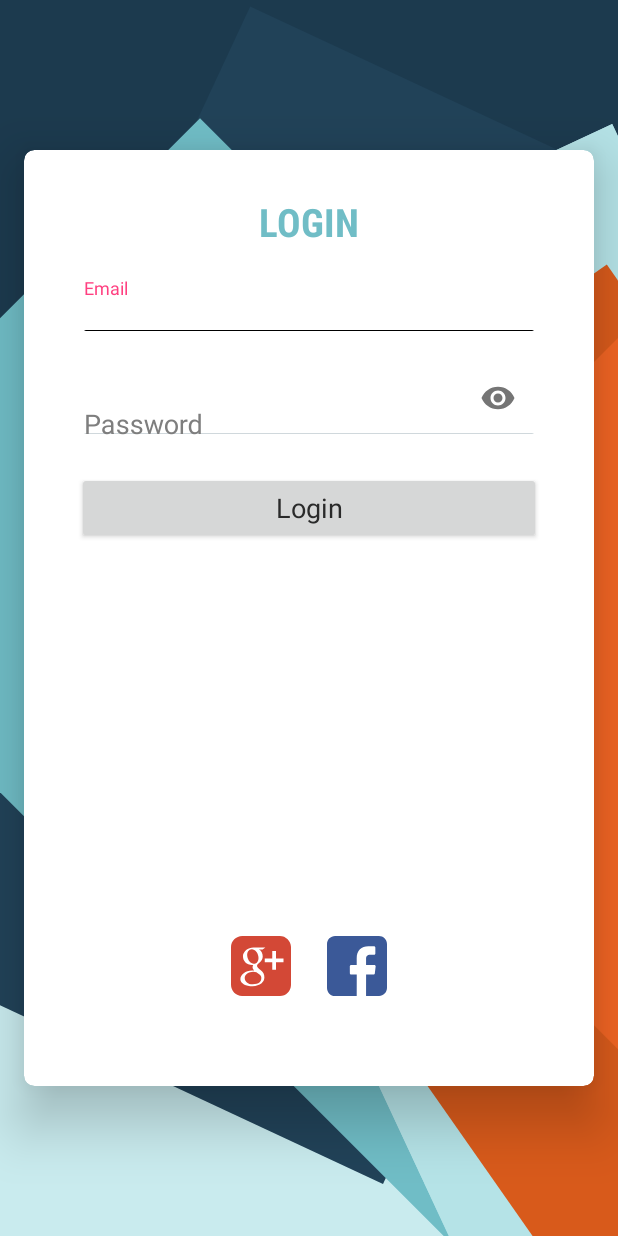
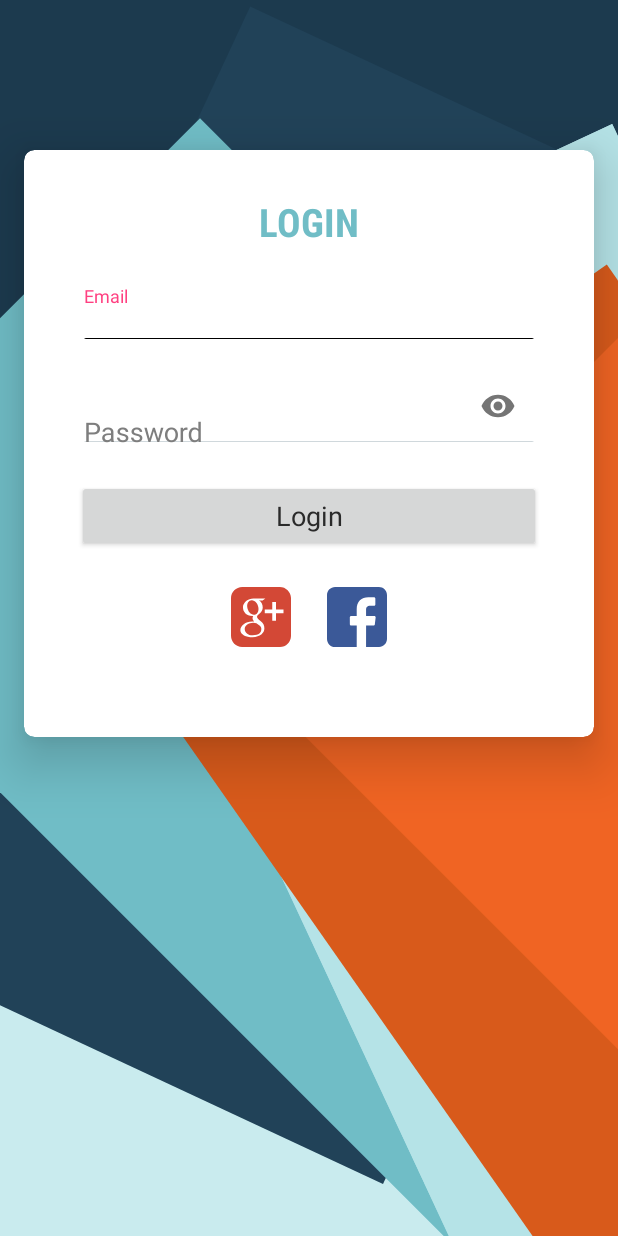
Before and after one commit to SopheaChan/VolunteerApp, an Android app: the screen it shows after launch (LoginActivity), on a phone screen of 412 x 824 dp. Run offline under Robolectric (Android 15) with nearby library versions, the phone set to English and light mode, and no system bars.

Commit message:
Add relative layout into login cardview container

```diff
--- a/app/src/main/java/com/example/dell/valenteercontroller/LoginActivity.kt
+++ b/app/src/main/java/com/example/dell/valenteercontroller/LoginActivity.kt
@@ -3,7 +3,6 @@ package com.example.dell.valenteercontroller
 import android.content.Intent
 import android.support.v7.app.AppCompatActivity
 import android.os.Bundle
-import android.view.View
 import kotlinx.android.synthetic.main.activity_login.*
 
 class LoginActivity : AppCompatActivity() {
--- a/app/src/main/res/layout/activity_login.xml
+++ b/app/src/main/res/layout/activity_login.xml
@@ -22,7 +22,7 @@
 
     <android.support.v7.widget.CardView
             android:layout_width="match_parent"
-            android:layout_height="match_parent"
+            android:layout_height="wrap_content"
             android:layout_marginBottom="100dp"
             android:layout_marginLeft="16dp"
             android:layout_marginRight="16dp"
@@ -30,24 +30,30 @@
             app:cardCornerRadius="7dp"
             app:cardElevation="22dp">
 
+        <RelativeLayout
+                android:layout_width="match_parent"
+                android:layout_height="match_parent">
             <TextView
+                    android:id="@+id/login_title"
                     android:layout_width="wrap_content"
                     android:layout_height="wrap_content"
-                android:layout_gravity="center|top"
                     android:layout_marginTop="30dp"
+                    android:layout_centerHorizontal="true"
                     android:text="@string/login"
                     android:shadowColor="@color/shadow"
                     android:textSize="26sp" android:textStyle="bold" android:fontFamily="sans-serif-condensed"
                     android:typeface="monospace" android:textAllCaps="true" android:textColor="@color/cyan_dark"/>
 
             <LinearLayout
+                    android:id="@+id/input_text_layout"
                     android:layout_width="match_parent"
                     android:layout_height="wrap_content"
                     android:layout_gravity="center_horizontal"
                     android:layout_marginStart="20dp"
                     android:layout_marginEnd="20dp"
-                android:layout_marginTop="80dp"
-                android:orientation="vertical">
+                    android:layout_marginTop="20dp"
+                    android:orientation="vertical"
+                    android:layout_below="@+id/login_title">
 
                 <android.support.design.widget.TextInputLayout
                         android:layout_width="match_parent"
@@ -113,9 +119,11 @@
             <LinearLayout
                     android:layout_width="wrap_content"
                     android:layout_height="wrap_content"
-                android:layout_gravity="bottom|center"
-                android:layout_marginBottom="60dp"
-                android:orientation="horizontal">
+                    android:orientation="horizontal"
+                    android:layout_centerHorizontal="true"
+                    android:layout_below="@+id/input_text_layout"
+                    android:layout_marginTop="8dp"
+                    android:id="@+id/social_network_login_layout">
 
                 <ImageButton
                         android:id="@+id/ib_google_login"
@@ -137,16 +145,19 @@
             <ProgressBar android:id="@+id/login_progress_bar"
                          android:layout_width="30dp"
                          android:layout_height="30dp"
-                     android:layout_gravity="bottom|center_horizontal"
-                     android:layout_marginBottom="25dp"/>
+                         android:layout_centerHorizontal="true"
+                         android:layout_marginTop="5dp"
+                         android:layout_below="@id/social_network_login_layout"/>
             <TextView android:id="@+id/login_loading_text"
                       android:layout_width="wrap_content"
                       android:layout_height="wrap_content"
                       android:text="Loading..."
                       android:textColor="@color/light_blue"
-                  android:layout_gravity="bottom|center_horizontal"
+                      android:layout_centerHorizontal="true"
                       android:textSize="14sp"
+                      android:layout_below="@id/login_progress_bar"
                       android:layout_marginBottom="5dp"/>
+        </RelativeLayout>
     </android.support.v7.widget.CardView>
 
 </RelativeLayout>
```
Lines whose indentation alone changed are shown as unchanged.
